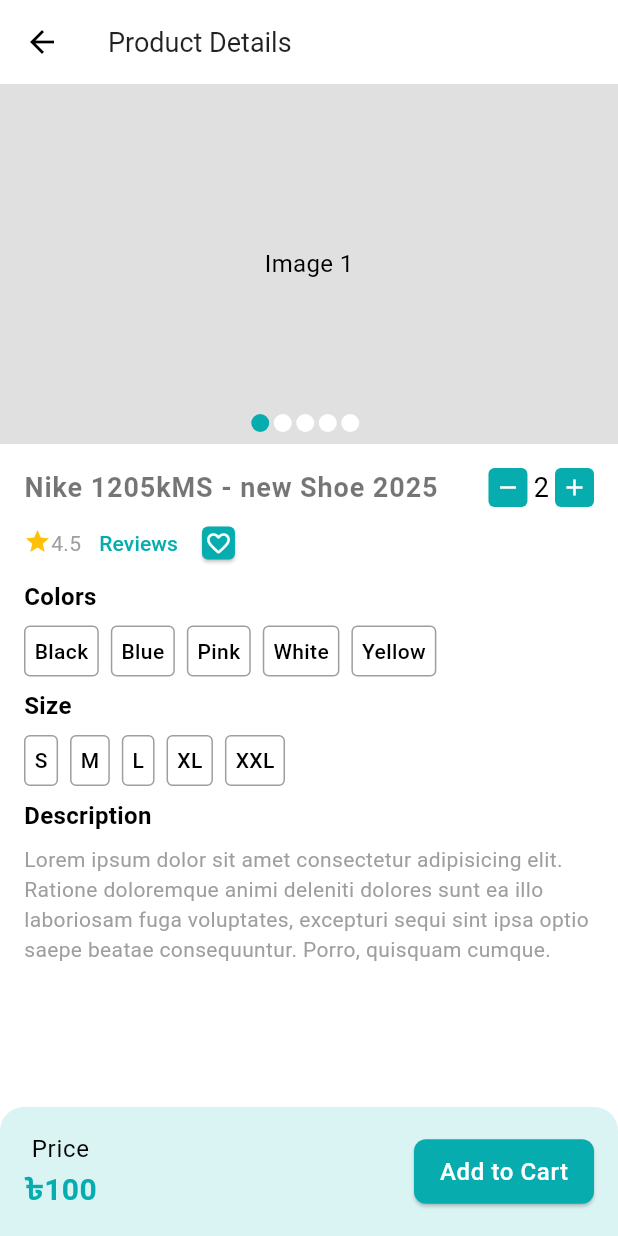
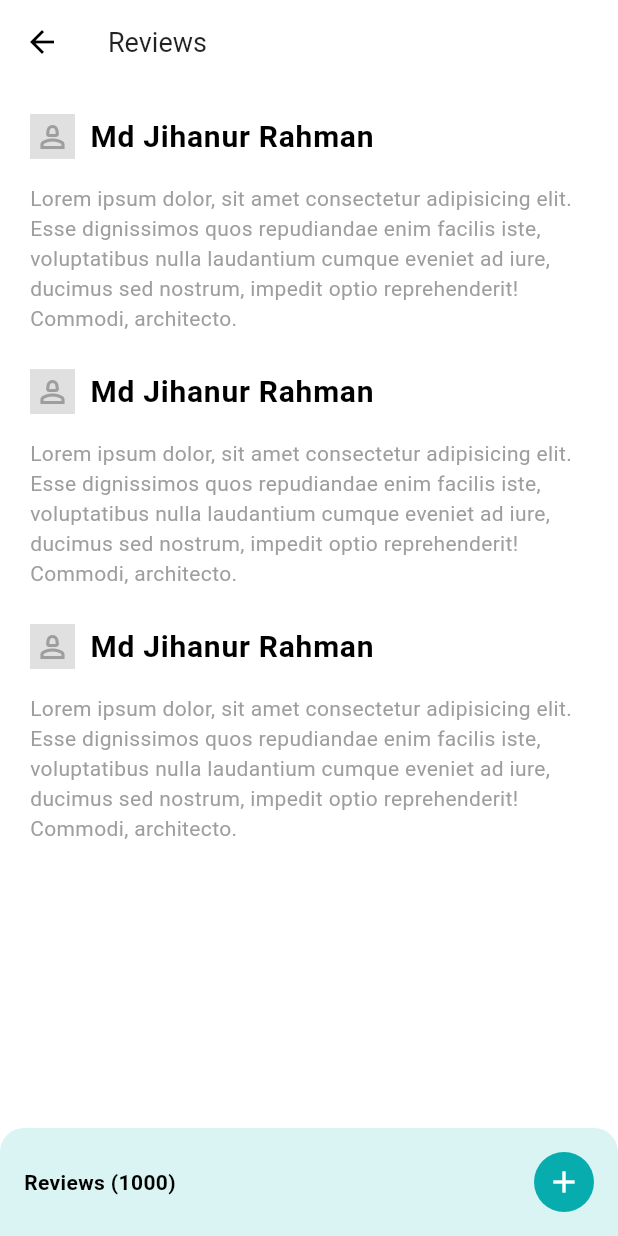
Before and after one commit to jihanurrahman33/crafty_bay, a Flutter app: the ProductDetailsScreen screen opened directly with empty values, after a tap on the "add" icon, after a tap on "Reviews", on a phone screen of 412 x 824 dp. Run offline on Flutter 3.47's test engine with Material 3 defaults, Android fonts, the phone set to English and light mode, and no system bars; drawn by our look-alikes of carousel_slider; our stand-ins replace firebase_core, firebase_crashlytics, flutter_svg, get; accounts and stored records are empty; generated files the repository leaves out were written again.

```diff
--- a/lib/app/app_routes.dart
+++ b/lib/app/app_routes.dart
@@ -3,9 +3,11 @@ import 'package:crafty_bay/features/auth/ui/screens/sign_up_screen.dart';
 import 'package:crafty_bay/features/auth/ui/screens/splash_screen.dart';
 import 'package:crafty_bay/features/common/ui/screens/main_bottom_nav_screen.dart';
 import 'package:crafty_bay/features/home/ui/screens/home_screen.dart';
+import 'package:crafty_bay/features/product/ui/screens/add_review_screen.dart';
 import 'package:crafty_bay/features/product/ui/screens/product_category_screen.dart';
 import 'package:crafty_bay/features/product/ui/screens/product_details_screen.dart';
 import 'package:crafty_bay/features/product/ui/screens/product_list_screen.dart';
+import 'package:crafty_bay/features/product/ui/screens/product_reviews_screen.dart';
 import 'package:crafty_bay/features/wishlist/ui/screens/wish_list_screen.dart';
 import 'package:flutter/material.dart';
 
@@ -27,6 +29,10 @@ class AppRoutes {
     } else if (settings.name == ProductDetailsScreen.name) {
       final String productId = settings.arguments as String;
       screenWidget = ProductDetailsScreen(productId: productId);
+    }else if(settings.name==ProductReviewsScreen.name){
+      screenWidget=ProductReviewsScreen();
+    }else if(settings.name==AddReviewScreen.name){
+      screenWidget=AddReviewScreen();
     }
 
     return MaterialPageRoute(builder: (context) => screenWidget);
--- a/lib/features/common/ui/screens/main_bottom_nav_screen.dart
+++ b/lib/features/common/ui/screens/main_bottom_nav_screen.dart
@@ -1,3 +1,4 @@
+import 'package:crafty_bay/features/cart/ui/screens/cart_screen.dart';
 import 'package:crafty_bay/features/common/ui/controllers/main_bottom_nav_controller.dart';
 import 'package:crafty_bay/features/home/ui/screens/home_screen.dart';
 import 'package:crafty_bay/features/product/ui/screens/product_category_screen.dart';
@@ -17,7 +18,7 @@ class _MainBottomNavScreenState extends State<MainBottomNavScreen> {
   final List<Widget> _screens = [
     HomeScreen(),
     ProductCategoryScreen(),
-    ProductCategoryScreen(),
+    CartScreen(),
     WishListScreen(),
   ];
   @override
--- a/lib/features/product/ui/screens/product_details_screen.dart
+++ b/lib/features/product/ui/screens/product_details_screen.dart
@@ -2,6 +2,7 @@ import 'package:crafty_bay/app/app_colors.dart';
 import 'package:crafty_bay/app/constants.dart';
 import 'package:crafty_bay/features/common/ui/widgets/color_picker.dart';
 import 'package:crafty_bay/features/common/ui/widgets/size_picker.dart';
+import 'package:crafty_bay/features/product/ui/screens/product_reviews_screen.dart';
 import 'package:crafty_bay/features/product/ui/widgets/inc_dec_button.dart';
 import 'package:crafty_bay/features/product/ui/widgets/product_image_slider.dart';
 import 'package:flutter/material.dart';
@@ -61,7 +62,9 @@ class _ProductDetailsScreenState extends State<ProductDetailsScreen> {
                               ],
                             ),
                             TextButton(
-                              onPressed: () {},
+                              onPressed: () {
+                                Navigator.pushNamed(context, ProductReviewsScreen.name);
+                              },
                               child: Text('Reviews'),
                             ),
                             Card(
--- /dev/null
+++ b/lib/features/product/ui/screens/product_reviews_screen.dart
@@ -0,0 +1,99 @@
+import 'package:crafty_bay/features/product/ui/screens/add_review_screen.dart';
+import 'package:flutter/material.dart';
+
+import '../../../../app/app_colors.dart';
+import '../../../../app/constants.dart';
+
+class ProductReviewsScreen extends StatelessWidget {
+  const ProductReviewsScreen({super.key});
+
+  static const String name = '/product-reviews-screen';
+
+  @override
+  Widget build(BuildContext context) {
+    return Scaffold(
+      appBar: AppBar(title: Text('Reviews')),
+      body: Column(
+        children: [
+          Expanded(
+            child: ListView.builder(
+              padding: EdgeInsets.all(16),
+              itemCount: 3,
+              itemBuilder: (context, index) {
+                return Card(
+                  elevation: 0,
+                  color: Colors.white,
+
+                  child: Column(
+                    children: [
+                      Row(
+                        children: [
+                          Container(
+                            width: 30,
+                            height: 30,
+                            decoration: BoxDecoration(
+                              color: Colors.grey.shade300,
+                            ),
+                            child: Icon(
+                              Icons.person_2_outlined,
+
+                              color: Colors.grey,
+                            ),
+                          ),
+                          SizedBox(width: 10),
+                          Text(
+                            'Md Jihanur Rahman',
+                            style: Theme.of(
+                              context,
+                            ).textTheme.bodyLarge!.copyWith(
+                              fontWeight: FontWeight.w600,
+                              fontSize: 20,
+                            ),
+                          ),
+                        ],
+                      ),
+                      SizedBox(height: 16),
+                      Text(
+                        '''Lorem ipsum dolor, sit amet consectetur adipisicing elit. Esse dignissimos quos repudiandae enim facilis iste, voluptatibus nulla laudantium cumque eveniet ad iure, ducimus sed nostrum, impedit optio reprehenderit! Commodi, architecto.''',
+                        style: TextStyle(color: Colors.grey),
+                      ),
+                      SizedBox(height: 16),
+                    ],
+                  ),
+                );
+              },
+            ),
+          ),
+          buildAddReviews(context),
+        ],
+      ),
+    );
+  }
+
+  Container buildAddReviews(BuildContext context) {
+    return Container(
+      padding: EdgeInsets.all(16),
+      decoration: BoxDecoration(
+        color: AppColors.themeColor.withOpacity(0.15),
+        borderRadius: BorderRadius.only(
+          topLeft: Radius.circular(16),
+          topRight: Radius.circular(16),
+        ),
+      ),
+      child: Row(
+        mainAxisAlignment: MainAxisAlignment.spaceBetween,
+        children: [
+          Text('Reviews (1000)', style: TextStyle(fontWeight: FontWeight.w600)),
+          CircleAvatar(
+            child: IconButton(
+              onPressed: () {
+                Navigator.pushNamed(context, AddReviewScreen.name);
+              },
+              icon: Icon(Icons.add),
+            ),
+          ),
+        ],
+      ),
+    );
+  }
+}
```
Also changed, not shown: lib/features/cart/ui/screens/cart_screen.dart (added, +97 -0 lines), lib/features/cart/ui/widgets/cart_item.dart (added, +97 -0 lines), lib/features/product/ui/screens/add_review_screen.dart (added, +48 -0 lines).
